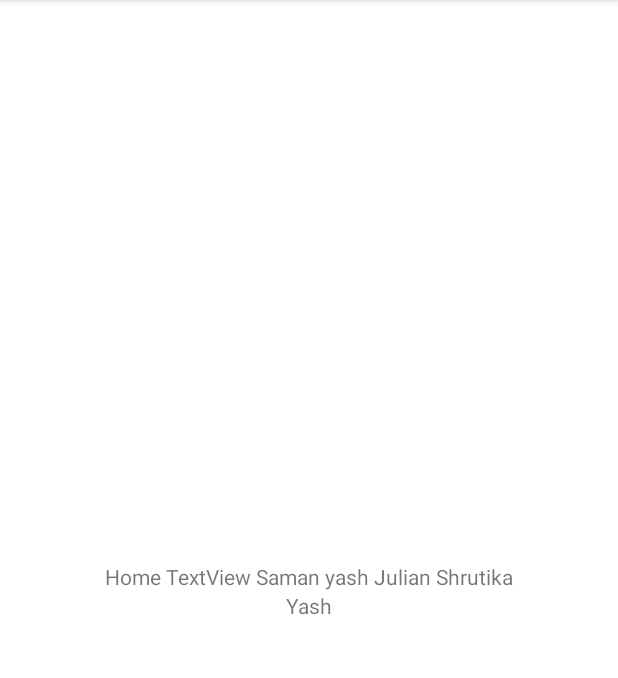
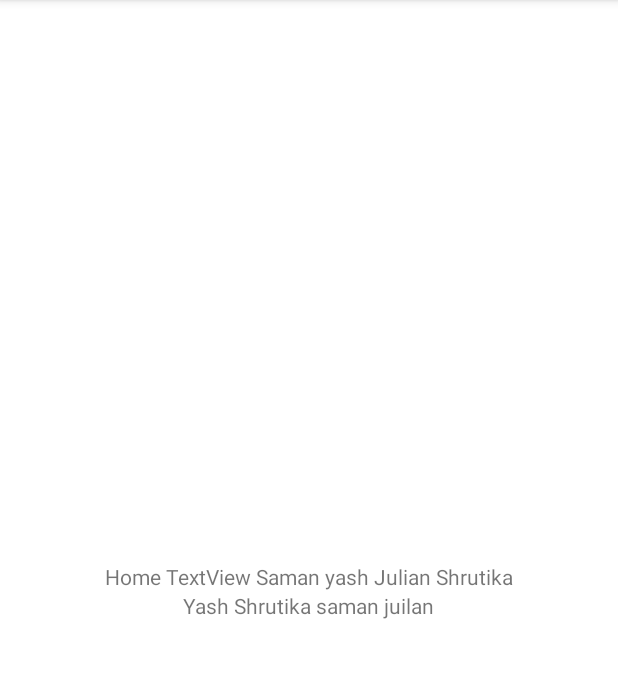
Before and after one commit to yashshah2311/iot-home-automation-android, an Android app: the screen it shows after launch (MainActivity), on a phone screen of 412 x 824 dp, the part 84-762 px from its top. Run offline under Robolectric (Android 15) with nearby library versions, the light colour scheme and no system bars.

Commit message:
Add: Name in Textview

```diff
--- a/app/src/main/res/layout/activity_main.xml
+++ b/app/src/main/res/layout/activity_main.xml
@@ -20,7 +20,7 @@
         android:id="@+id/tvTest"
         android:layout_width="wrap_content"
         android:layout_height="wrap_content"
-        android:text="Yash"
+        android:text="Yash Shrutika saman juilan"
         app:layout_constraintTop_toBottomOf="@+id/tvHome"
         app:layout_constraintLeft_toLeftOf="parent"
         app:layout_constraintRight_toRightOf="parent"/>
```
